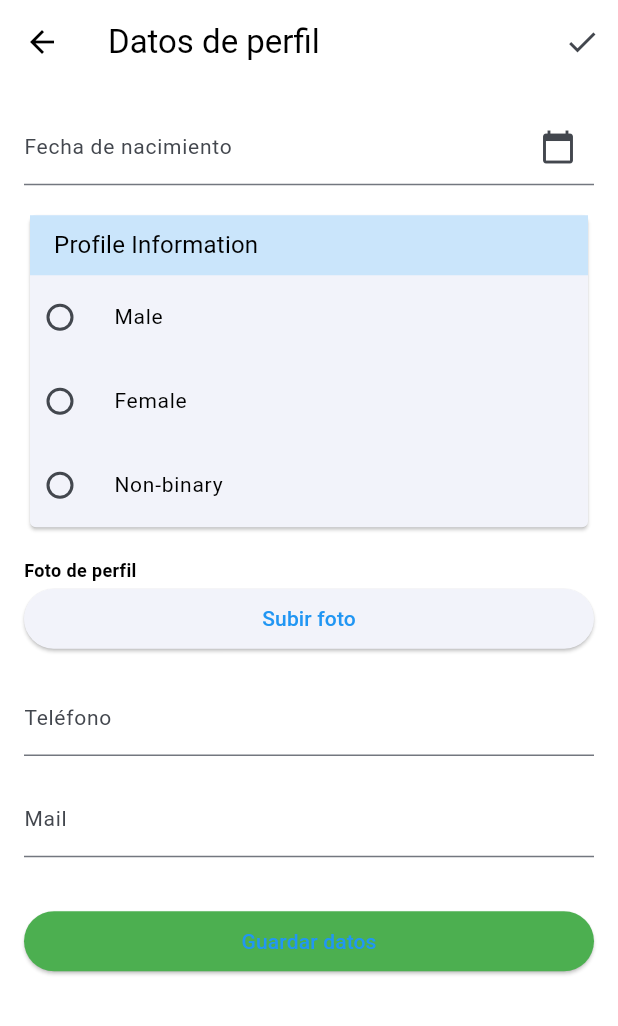
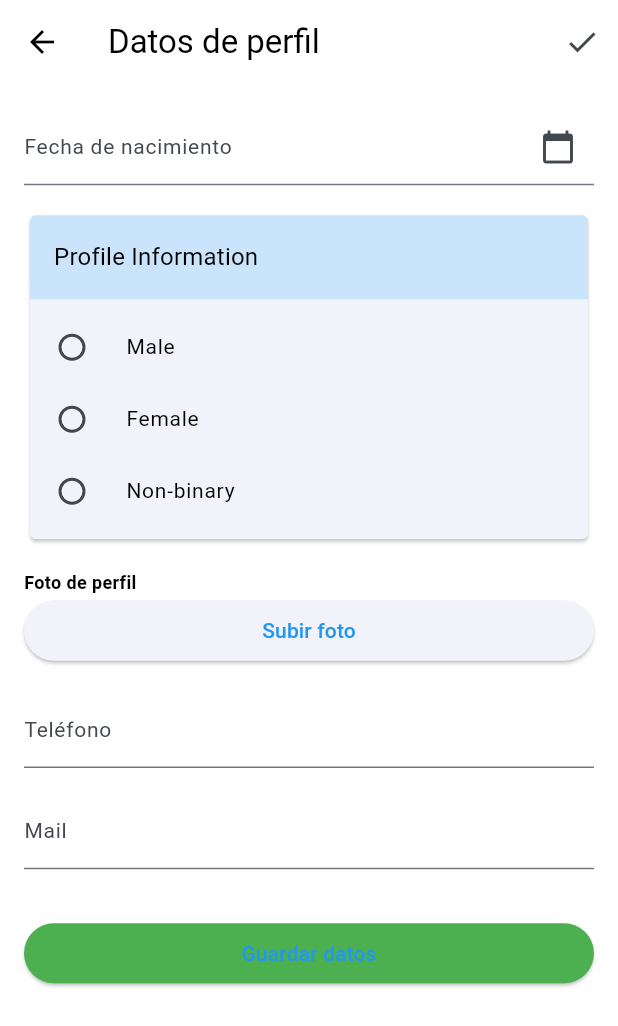
Before and after one commit to ImNotGone/TP_DAMM, a Flutter app: the ProfileEditScreen screen opened directly, on a phone screen of 412 x 824 dp. Shown: the top 1026 px of the screen. Run offline on Flutter 3.47's test engine with Material 3 defaults, Android fonts, the phone set to English and light mode, and no system bars; our stand-ins replace cloud_firestore, firebase_auth, firebase_core, firebase_storage, flutter_hooks, flutter_markdown and 7 more; accounts and stored records are empty; generated files the repository leaves out were written again.

Commit message:
ref: make radio buttons dense and green

```diff
--- a/lib/home/presentation/info_card.dart
+++ b/lib/home/presentation/info_card.dart
@@ -13,7 +13,7 @@ class ProfileInfoCardState extends State<ProfileInfoCard> {
 
   @override
   Widget build(BuildContext context) {
-    return TitleCard(
+    return CustomCard(
       title: AppLocalizations.of(context)!.profileInfo,
         child: Column(
           crossAxisAlignment: CrossAxisAlignment.start,
@@ -27,7 +27,8 @@ class ProfileInfoCardState extends State<ProfileInfoCard> {
   }
 
   Widget _buildRadioButton(BuildContext context, {required String label}) {
-    return RadioListTile<String>(
+    return
+      RadioListTile<String>(
         title: Text(label, style: Theme.of(context).textTheme.bodyLarge,),
         value: label,
         groupValue: selectedGender,
@@ -36,6 +37,9 @@ class ProfileInfoCardState extends State<ProfileInfoCard> {
             selectedGender = value;
           });
           },
+        dense: true,
+        activeColor: Colors.green,
+        hoverColor: Colors.green,
         contentPadding: EdgeInsets.zero,
       );
   }
@@ -43,11 +47,11 @@ class ProfileInfoCardState extends State<ProfileInfoCard> {
 
 
 
-class TitleCard extends StatelessWidget {
+class CustomCard extends StatelessWidget {
   final String title;
   final Widget child;
 
-  const TitleCard({
+  const CustomCard({
     super.key,
     required this.title,
     required this.child,
@@ -60,24 +64,26 @@ class TitleCard extends StatelessWidget {
         borderRadius: BorderRadius.circular(4),
       ),
       child: Column(
+        crossAxisAlignment: CrossAxisAlignment.start,
         children: [
           Container(
-            color: const Color(0xFFCAE5FB),
-            child: SizedBox(
-              height: 40,
-              child: Align(
-                alignment: Alignment.centerLeft,
-                child: Padding(
-                  padding: const EdgeInsets.symmetric(horizontal: 16.0),
-                  child: Text(
+            width: double.infinity,
+            padding: const EdgeInsets.all(16),
+            decoration: const BoxDecoration(
+              color: Color(0xFFCAE5FB),
+              borderRadius: BorderRadius.vertical(
+                top: Radius.circular(4)
+              )
+            ),
+            child:  Text(
                     title,
                     style: Theme.of(context).textTheme.titleMedium,
                   ),
                 ),
-              ),
-            ),
-          ),
-          child,
+          Padding(
+            padding: const EdgeInsets.all(8),
+            child: child,
+          )
         ],
       ),
     );
```
Lines whose indentation alone changed are shown as unchanged.
